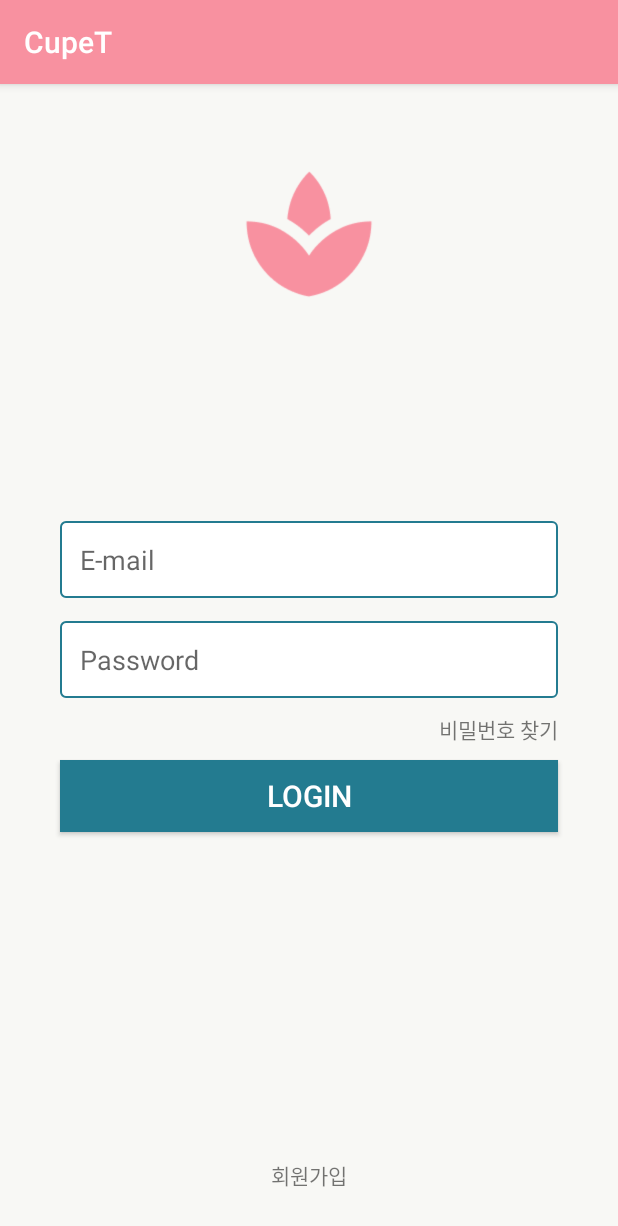
After one commit to nezhitsya/Cupet_Project, an Android app: the LoginActivity screen opened directly, with no data from a screen before it, on a phone screen of 412 x 824 dp. The commit adds this screen. Shown: the top 1226 px of the screen. Run offline under Robolectric (Android 15) with nearby library versions, the phone set to English and light mode, and no system bars.

Commit message:
set up login

```diff
--- a/app/src/main/AndroidManifest.xml
+++ b/app/src/main/AndroidManifest.xml
@@ -9,6 +9,7 @@
         android:roundIcon="@mipmap/ic_launcher_round"
         android:supportsRtl="true"
         android:theme="@style/AppTheme">
+        <activity android:name=".LoginActivity"></activity>
         <activity android:name=".MainActivity">
             <intent-filter>
                 <action android:name="android.intent.action.MAIN" />
--- /dev/null
+++ b/app/src/main/java/com/example/cupet/LoginActivity.kt
@@ -0,0 +1,12 @@
+package com.example.cupet
+
+import androidx.appcompat.app.AppCompatActivity
+import android.os.Bundle
+
+class LoginActivity : AppCompatActivity() {
+
+    override fun onCreate(savedInstanceState: Bundle?) {
+        super.onCreate(savedInstanceState)
+        setContentView(R.layout.activity_login)
+    }
+}
--- /dev/null
+++ b/app/src/main/res/drawable/edittext_background.xml
@@ -0,0 +1,10 @@
+<?xml version="1.0" encoding="utf-8"?>
+<shape xmlns:android="http://schemas.android.com/apk/res/android"
+    android:shape="rectangle">
+
+    <corners android:radius="3dp" />
+    <solid android:color="@color/colorWhite" />
+    <stroke android:width="1dp"
+        android:color="@color/colorAccent" />
+
+</shape>
--- /dev/null
+++ b/app/src/main/res/layout/activity_login.xml
@@ -0,0 +1,74 @@
+<?xml version="1.0" encoding="utf-8"?>
+<RelativeLayout xmlns:android="http://schemas.android.com/apk/res/android"
+    xmlns:app="http://schemas.android.com/apk/res-auto"
+    xmlns:tools="http://schemas.android.com/tools"
+    android:layout_width="match_parent"
+    android:layout_height="match_parent"
+    android:background="@color/colorBackground"
+    tools:context=".LoginActivity">
+
+    <ImageView
+        android:id="@+id/logo"
+        android:layout_width="100dp"
+        android:layout_height="100dp"
+        android:src="@drawable/logo"
+        android:layout_centerHorizontal="true"
+        android:layout_marginTop="50dp" />
+
+    <EditText
+        android:id="@+id/emailText"
+        android:layout_width="match_parent"
+        android:layout_height="wrap_content"
+        android:background="@drawable/edittext_background"
+        android:padding="13dp"
+        android:layout_marginStart="40dp"
+        android:layout_marginEnd="40dp"
+        android:layout_marginBottom="15dp"
+        android:layout_above="@id/passwordText"
+        android:hint="E-mail"
+        android:inputType="textEmailAddress" />
+
+    <EditText
+        android:id="@+id/passwordText"
+        android:layout_width="match_parent"
+        android:layout_height="wrap_content"
+        android:background="@drawable/edittext_background"
+        android:padding="13dp"
+        android:layout_marginStart="40dp"
+        android:layout_marginEnd="40dp"
+        android:layout_marginBottom="10dp"
+        android:layout_centerVertical="true"
+        android:hint="Password"
+        android:inputType="textPassword" />
+
+    <TextView
+        android:id="@+id/txt_find"
+        android:layout_width="wrap_content"
+        android:layout_height="wrap_content"
+        android:text="비밀번호 찾기"
+        android:layout_below="@id/passwordText"
+        android:layout_marginBottom="10dp"
+        android:layout_alignRight="@id/passwordText" />
+
+    <Button
+        android:id="@+id/login"
+        android:layout_width="match_parent"
+        android:layout_height="wrap_content"
+        android:text="Login"
+        android:textColor="@color/colorWhite"
+        android:textSize="20dp"
+        android:background="@color/colorAccent"
+        android:layout_marginStart="40dp"
+        android:layout_marginEnd="40dp"
+        android:layout_below="@id/txt_find" />
+
+    <TextView
+        android:id="@+id/txt_signup"
+        android:layout_width="wrap_content"
+        android:layout_height="wrap_content"
+        android:text="회원가입"
+        android:layout_centerHorizontal="true"
+        android:layout_alignParentBottom="true"
+        android:layout_marginBottom="30dp" />
+
+</RelativeLayout>
--- a/app/src/main/res/layout/activity_main.xml
+++ b/app/src/main/res/layout/activity_main.xml
@@ -10,10 +10,10 @@
     <ImageView
         android:id="@+id/logo"
         android:layout_width="160dp"
-        android:layout_height="wrap_content"
+        android:layout_height="160dp"
+        android:src="@drawable/logo"
         android:layout_marginTop="230dp"
-        android:layout_centerHorizontal="true"
-        android:src="@drawable/logo" />
+        android:layout_centerHorizontal="true" />
 
     <TextView
         android:id="@+id/project"
--- a/app/src/main/res/values/colors.xml
+++ b/app/src/main/res/values/colors.xml
@@ -5,4 +5,5 @@
     <color name="colorAccent">#237b90</color>
     <color name="colorLight">#c1dee7</color>
     <color name="colorBackground">#f8f8f5</color>
+    <color name="colorWhite">#ffffff</color>
 </resources>
```
